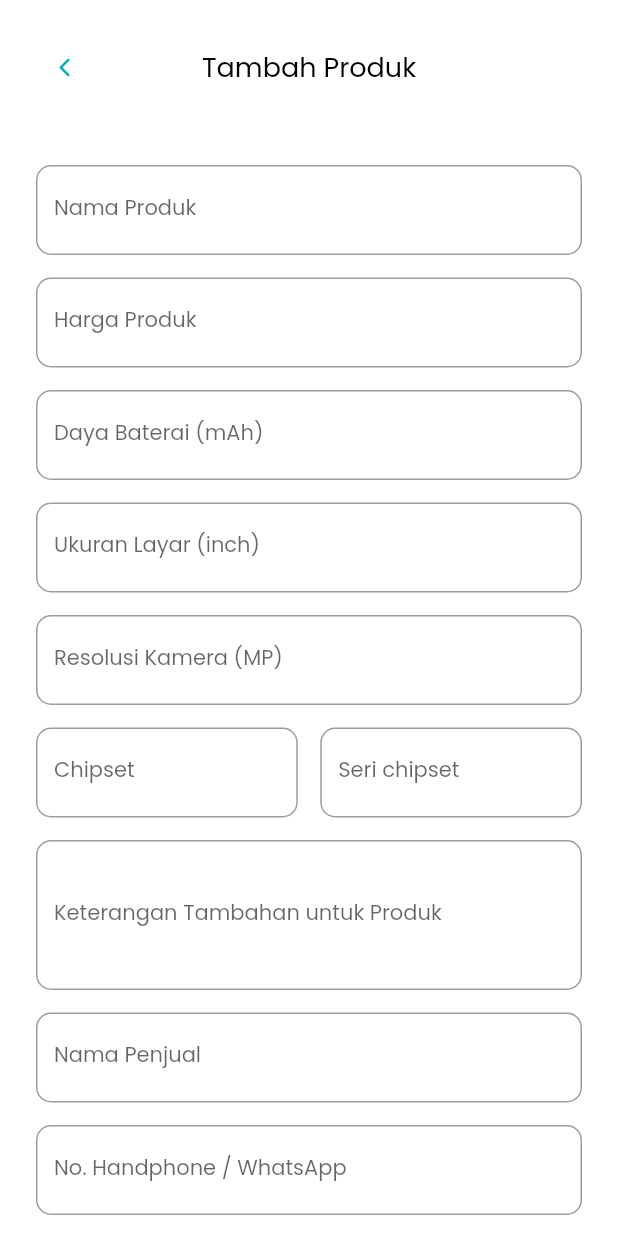
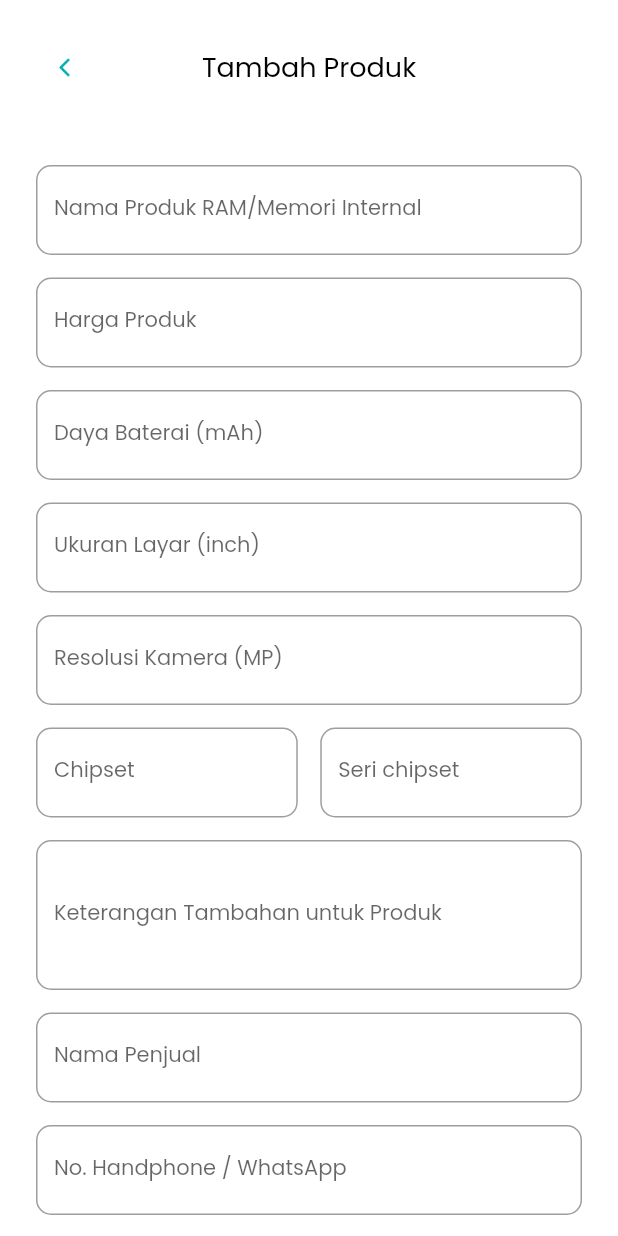
Before and after one commit to MahmudiZukri/taboosi, a Flutter app: the AddPage screen opened directly, on a phone screen of 412 x 824 dp. Run offline on Flutter 3.47's test engine with Material 2 defaults, Android fonts, the light colour scheme and no system bars; our stand-ins replace carousel_slider, cloud_firestore, firebase_core, firebase_storage, image_picker, shimmer; accounts and stored records are empty.

Commit message:
mengubah text

```diff
--- a/lib/ui/pages/add_gadget_page.dart
+++ b/lib/ui/pages/add_gadget_page.dart
@@ -79,7 +79,7 @@ class _AddPageState extends State<AddPage> {
                   TextfieldCard(
                     controller: nameController,
                     width: MediaQuery.of(context).size.width - 2 * edge,
-                    labelText: 'Nama Produk',
+                    labelText: 'Nama Produk RAM/Memori Internal',
                     hintText: 'e.g. Xiaomi Mi 11 6/64',
                   ),
                   TextfieldCard(
--- a/lib/ui/pages/detail_page.dart
+++ b/lib/ui/pages/detail_page.dart
@@ -29,7 +29,8 @@ class _DetailPageState extends State<DetailPage> {
                 child: Text('Chat via WhatsApp',
                     style: turquoiseTextFont.copyWith(fontSize: 12)),
                 onPressed: () {
-                  final String message = "Text";
+                  final String message =
+                      "Hai, saya tertarik dengan smartphone anda ${widget.gadget.name}. Apakah masih tersedia?";
                   final String url =
                       'whatsapp://send?phone=${widget.gadget.phone}&text=$message';
                   Navigator.of(context).pop();
```
